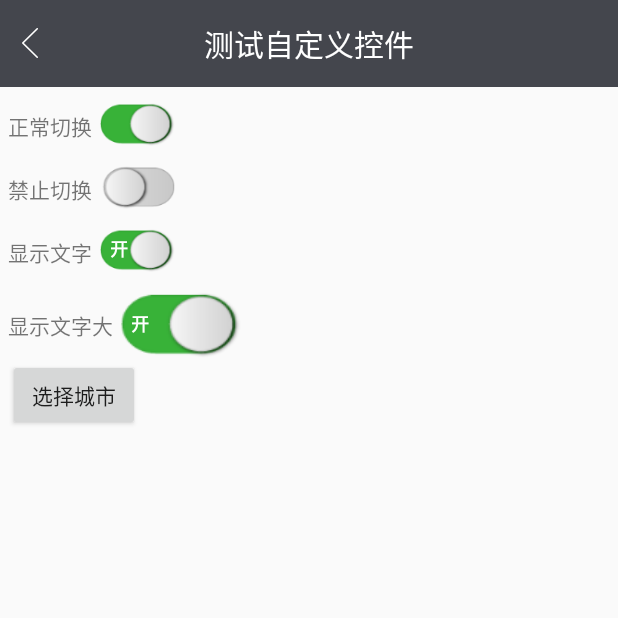
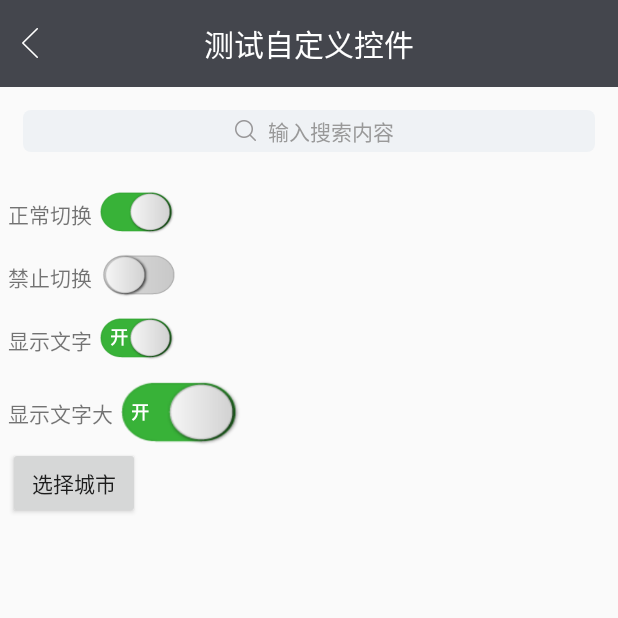
Before and after one commit to maogen/maflibrary, an Android app: the MyViewTestActivity screen opened directly, with no data from a screen before it, on a phone screen of 412 x 824 dp, the top half of it. Run offline under Robolectric (Android 15) with nearby library versions, the phone set to English and light mode, and no system bars.

Commit message:
搜索控件

```diff
--- a/app/src/main/java/com/maf/base/activity/MyViewTestActivity.java
+++ b/app/src/main/java/com/maf/base/activity/MyViewTestActivity.java
@@ -1,11 +1,15 @@
 package com.maf.base.activity;
 
+import android.text.Editable;
+import android.text.TextWatcher;
 import android.view.View;
 import android.widget.Button;
 
 import com.maf.activity.BaseTitleActivity;
 import com.maf.dialog.CitySelectDialog;
 import com.maf.utils.BaseToast;
+import com.maf.utils.StringUtils;
+import com.maf.views.MySearchBar;
 import com.maf.views.SlideSwitch;
 
 import maf.com.mafproject.R;
@@ -21,13 +25,15 @@ import maf.com.mafproject.R;
  */
 
 public class MyViewTestActivity extends BaseTitleActivity {
+    // 搜索
+    private MySearchBar searchBar;
+    // 切换控件
     private SlideSwitch slideOne;
     private SlideSwitch slideTwo;
     private SlideSwitch slideThree;
     private SlideSwitch slideFour;
-
+    // 选择城市
     private Button btnSelectDialog;
-
     private CitySelectDialog dialog;
 
     @Override
@@ -42,6 +48,7 @@ public class MyViewTestActivity extends BaseTitleActivity {
 
     @Override
     protected void initView() {
+        searchBar = (MySearchBar) findViewById(R.id.search_bar);
         slideOne = (SlideSwitch) findViewById(R.id.switch_one);
 
         slideTwo = (SlideSwitch) findViewById(R.id.switch_two);
@@ -69,6 +76,25 @@ public class MyViewTestActivity extends BaseTitleActivity {
             }
         });
         btnSelectDialog.setOnClickListener(this);
+        searchBar.setTextChangedListener(new TextWatcher() {
+            @Override
+            public void beforeTextChanged(CharSequence charSequence, int i, int i1, int i2) {
+
+            }
+
+            @Override
+            public void onTextChanged(CharSequence charSequence, int i, int i1, int i2) {
+                String search = charSequence.toString();
+                if (StringUtils.isNotEmpty(search)) {
+                    BaseToast.makeTextShort("搜索：" + search);
+                }
+            }
+
+            @Override
+            public void afterTextChanged(Editable editable) {
+
+            }
+        });
     }
 
     @Override
--- a/app/src/main/res/layout/activity_my_view_test.xml
+++ b/app/src/main/res/layout/activity_my_view_test.xml
@@ -5,6 +5,11 @@
     android:orientation="vertical">
 
     <include layout="@layout/layout_titlebar_back" />
+
+    <com.maf.views.MySearchBar
+        android:id="@+id/search_bar"
+        android:layout_width="match_parent"
+        android:layout_height="wrap_content" />
 
     <LinearLayout
         android:layout_width="match_parent"
--- /dev/null
+++ b/maflibrary/src/main/java/com/maf/views/MySearchBar.java
@@ -0,0 +1,130 @@
+package com.maf.views;
+
+import android.content.Context;
+import android.text.TextWatcher;
+import android.util.AttributeSet;
+import android.view.LayoutInflater;
+import android.view.View;
+import android.view.inputmethod.InputMethodManager;
+import android.widget.EditText;
+import android.widget.ImageView;
+import android.widget.LinearLayout;
+import android.widget.TextView;
+
+import com.maf.R;
+
+/**
+ * 项目名称：maflibrary
+ * 类描述：搜索控件，不点击时，提示语居中。点击时，显示输入框
+ * 创建人：mzg
+ * 创建时间：2016/12/14 17:28
+ * 修改人：mzg
+ * 修改时间：2016/12/14 17:28
+ * 修改备注：
+ * 1：在布局申明控件
+ * <com.maf.views.MySearchBar
+      android:id="@+id/search_bar"
+      android:layout_width="match_parent"
+      android:layout_height="wrap_content" />
+   2：监听搜索框输入内容
+    searchBar.setTextChangedListener(new TextWatcher() {})
+ */
+
+public class MySearchBar extends LinearLayout {
+    private Context mContext;
+    private View parentView;
+    private ImageView search_icon;
+    private TextView search_hintText;
+    private EditText search_editText;
+    private InputMethodManager imm;
+    private boolean default_flag;
+
+    public MySearchBar(Context context, AttributeSet attrs, int defStyleAttr) {
+        super(context, attrs, defStyleAttr);
+        mContext = context;
+        initView();
+    }
+
+    public MySearchBar(Context context) {
+        super(context);
+        mContext = context;
+        initView();
+    }
+
+    public MySearchBar(Context context, AttributeSet attrs) {
+        super(context, attrs);
+        mContext = context;
+        initView();
+    }
+
+    private void initView() {
+        imm = (InputMethodManager) mContext.getSystemService(Context.INPUT_METHOD_SERVICE);
+        parentView = LayoutInflater.from(mContext).inflate(R.layout.layout_search_view, this);
+        search_icon = (ImageView) parentView.findViewById(R.id.search_bar_icon);
+        search_hintText = (TextView) parentView.findViewById(R.id.search_bar_text);
+        search_editText = (EditText) parentView.findViewById(R.id.search_bar_editText);
+        setOnClickListener(new OnClickListener() {
+            @Override
+            public void onClick(View view) {
+                onClickSearch();
+            }
+        });
+    }
+
+    /**
+     * 点击时间
+     */
+    public void onClickSearch() {
+        if (default_flag) {
+            search_editText.setText("");
+            search_editText.setVisibility(GONE);
+            search_hintText.setVisibility(VISIBLE);
+            if (imm.isActive()) {
+                //关闭软键盘
+                imm.hideSoftInputFromWindow(search_editText.getWindowToken(), 0);
+            }
+            default_flag = false;
+        } else {
+            search_hintText.setVisibility(GONE);
+            search_editText.setVisibility(VISIBLE);
+            search_editText.setFocusable(true);
+            search_editText.requestFocus();
+            //打开软键盘
+            imm.toggleSoftInput(0, InputMethodManager.HIDE_NOT_ALWAYS);
+            default_flag = true;
+        }
+    }
+
+    /**
+     * 显示搜索按钮
+     */
+    public void showIcon() {
+        search_icon.setVisibility(VISIBLE);
+    }
+
+    /**
+     * 隐藏搜索按钮
+     */
+    public void hideIcon() {
+        search_icon.setVisibility(GONE);
+    }
+
+    /**
+     * 设置文字监听事件
+     *
+     * @param textWatcher TextWatcher
+     */
+    public void setTextChangedListener(TextWatcher textWatcher) {
+        search_editText.addTextChangedListener(textWatcher);
+    }
+
+    /**
+     * 设置提示文字
+     *
+     * @param str 提示文字
+     */
+    public void setHintText(String str) {
+        search_hintText.setText(str);
+        search_editText.setHint(str);
+    }
+}
--- /dev/null
+++ b/maflibrary/src/main/res/drawable/shape_edit_background.xml
@@ -0,0 +1,6 @@
+<?xml version="1.0" encoding="utf-8"?>
+<shape xmlns:android="http://schemas.android.com/apk/res/android">
+
+    <solid android:color="@color/view_background" />
+    <corners android:radius="5dp" />
+</shape>
--- /dev/null
+++ b/maflibrary/src/main/res/layout/layout_search_view.xml
@@ -0,0 +1,47 @@
+<?xml version="1.0" encoding="utf-8"?>
+<LinearLayout xmlns:android="http://schemas.android.com/apk/res/android"
+    android:layout_width="match_parent"
+    android:layout_height="28dp"
+    android:layout_marginBottom="15dp"
+    android:layout_marginLeft="15dp"
+    android:layout_marginRight="15dp"
+    android:layout_marginTop="15dp"
+    android:background="@drawable/shape_edit_background"
+    android:gravity="center"
+    android:orientation="horizontal">
+
+    <ImageView
+        android:id="@+id/search_bar_icon"
+        android:layout_width="14dp"
+        android:layout_height="14dp"
+        android:layout_gravity="center"
+        android:layout_marginLeft="8dp"
+        android:layout_marginRight="8dp"
+        android:scaleType="fitXY"
+        android:src="@drawable/icon_search_gray" />
+
+    <TextView
+        android:id="@+id/search_bar_text"
+        android:layout_width="wrap_content"
+        android:layout_height="wrap_content"
+        android:layout_gravity="center"
+        android:gravity="left|center"
+        android:maxLines="1"
+        android:text="输入搜索内容"
+        android:textColor="@color/color_main_text_gray"
+        android:textSize="14dp" />
+
+    <EditText
+        android:id="@+id/search_bar_editText"
+        android:layout_width="match_parent"
+        android:layout_height="match_parent"
+        android:background="@null"
+        android:gravity="left|center"
+        android:hint="输入搜索内容"
+        android:imeOptions="actionSearch"
+        android:maxLines="1"
+        android:textColor="@color/color_main_text_black"
+        android:textColorHint="@color/color_main_text_gray"
+        android:textSize="14dp"
+        android:visibility="gone" />
+</LinearLayout>
--- a/maflibrary/src/main/res/values/color.xml
+++ b/maflibrary/src/main/res/values/color.xml
@@ -6,6 +6,8 @@
     <color name="half_trans">#E0FFFFFF</color>
     <!-- 半透明 -->
     <color name="half_trans_black">#E0AEB7C1</color>
+    <!-- 所有界面的公用背景色 -->
+    <color name="view_background">#eff2f5</color>
     <color name="province_line_border">#C7C7C7</color>
     <color name="white">#FFFFFF</color>
     <color name="black">#000000</color>
@@ -25,5 +27,10 @@
     <color name="green_base_button">#63BA72</color>
     <!-- 标题栏背景色 -->
     <color name="titlebar_background">#44464d</color>
-
+    <!-- 主文字颜色，黑色-->
+    <color name="color_main_text_black">#FF333333</color>
+    <!-- 主文字颜色，灰色-->
+    <color name="color_main_text_gray">@color/light_gray</color>
+    <!-- 主文字颜色，提示-->
+    <color name="color_main_text_hint">#FFCCCCCC</color>
 </resources>
```
Also changed, not shown: maflibrary/src/main/res/drawable-mdpi/icon_permission_select.png (renamed from maflibrary/src/main/res/drawable-xhdpi/icon_permission_select.png), maflibrary/src/main/res/drawable-mdpi/icon_permission_unselect.png (renamed from maflibrary/src/main/res/drawable-xhdpi/icon_permission_unselect.png), maflibrary/src/main/res/drawable-mdpi/icon_search_gray.png (added).
